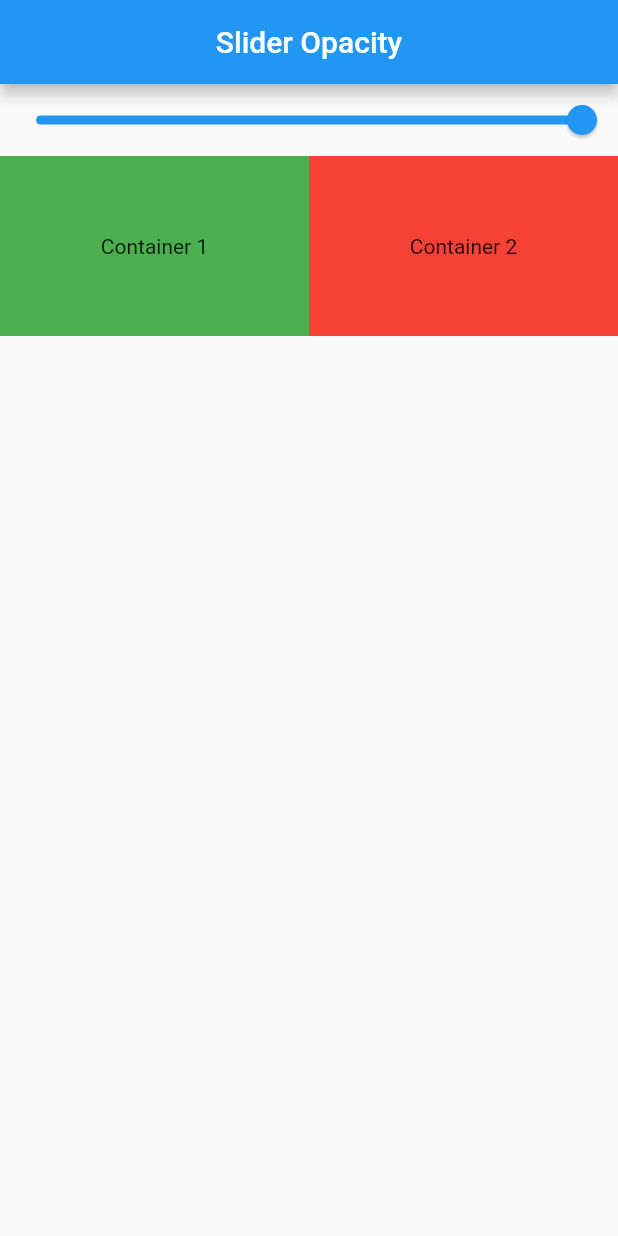
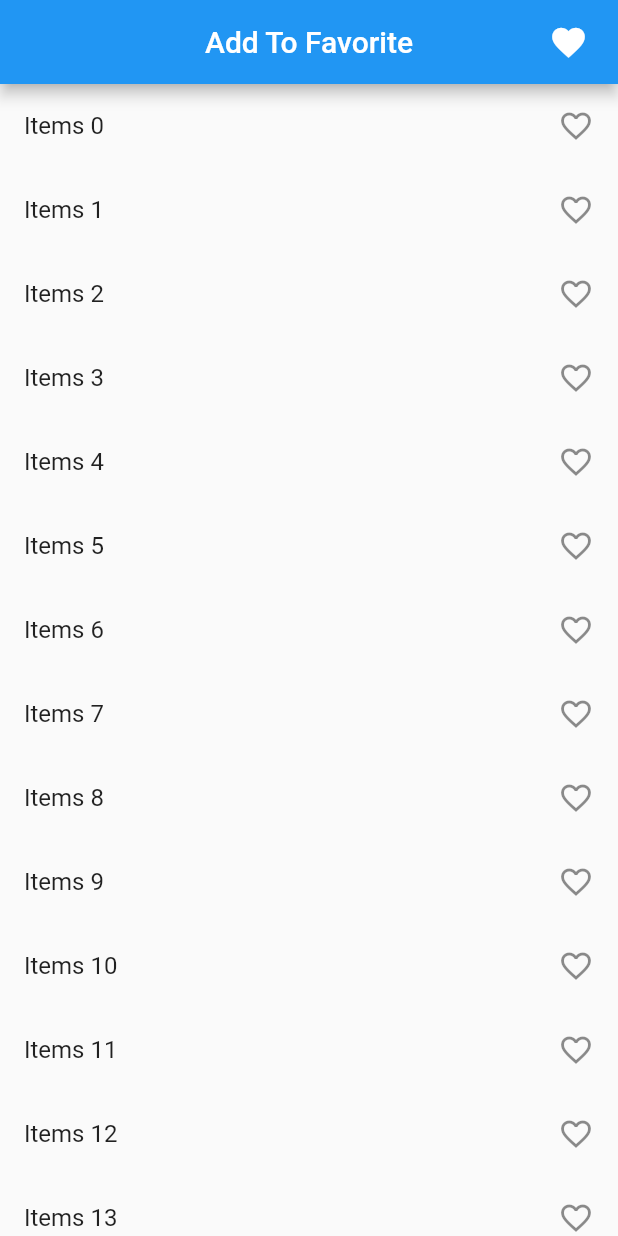
Before and after one commit to ItsMinhaj/Provider-The-Master-Series, a Flutter app: the screen it shows after launch, on a phone screen of 412 x 824 dp. Run offline on Flutter 3.47's test engine with Material 2 defaults, Android fonts, the phone set to English and light mode, and no system bars.

Commit message:
Add To Favorite

```diff
--- a/lib/main.dart
+++ b/lib/main.dart
@@ -1,6 +1,8 @@
 import 'package:flutter/material.dart';
 import 'package:provider/provider.dart';
+import 'package:provier_master_series/provider/add_to_fav_provider.dart';
 import 'package:provier_master_series/provider/slider_opacity_provider.dart';
+import 'package:provier_master_series/screen/add_to_favorite/add_to_favorite.dart';
 import 'package:provier_master_series/screen/slider_opacity.dart';
 
 void main() {
@@ -13,14 +15,18 @@ class MyApp extends StatelessWidget {
   // This widget is the root of your application.
   @override
   Widget build(BuildContext context) {
-    return ChangeNotifierProvider(
-      create: ((context) => SliderOpacityProvider()),
+    return MultiProvider(
+      providers: [
+        ChangeNotifierProvider(create: (context) => SliderOpacityProvider()),
+        ChangeNotifierProvider(create: (context) => AddToFavProvider()),
+      ],
       child: MaterialApp(
+        debugShowCheckedModeBanner: false,
         title: 'Slider Opacity',
         theme: ThemeData(
           primarySwatch: Colors.blue,
         ),
-        home: const SliderOpactiy(),
+        home: const AddToFavoriteScreen(),
       ),
     );
   }
--- /dev/null
+++ b/lib/provider/add_to_fav_provider.dart
@@ -0,0 +1,17 @@
+import 'package:flutter/cupertino.dart';
+
+class AddToFavProvider with ChangeNotifier {
+  List<int> _isSelected = [];
+
+  List<int> get isSelected => _isSelected;
+
+  addFavItem(int position) {
+    _isSelected.add(position);
+    notifyListeners();
+  }
+
+  removeFavItem(int position) {
+    _isSelected.remove(position);
+    notifyListeners();
+  }
+}
--- /dev/null
+++ b/lib/screen/add_to_favorite/add_to_favorite.dart
@@ -0,0 +1,54 @@
+import 'package:flutter/material.dart';
+import 'package:provider/provider.dart';
+import 'package:provier_master_series/provider/add_to_fav_provider.dart';
+import 'package:provier_master_series/screen/add_to_favorite/show_fav_items.dart';
+
+class AddToFavoriteScreen extends StatelessWidget {
+  const AddToFavoriteScreen({Key? key}) : super(key: key);
+
+  @override
+  Widget build(BuildContext context) {
+    debugPrint("Build method");
+    return Scaffold(
+      appBar: AppBar(
+        title: const Text("Add To Favorite"),
+        centerTitle: true,
+        actions: [
+          InkWell(
+              onTap: () {
+                Navigator.push(
+                    context,
+                    MaterialPageRoute(
+                        builder: (context) => const ShowFavItems()));
+              },
+              child: const Icon(
+                Icons.favorite,
+                size: 26,
+              )),
+          const SizedBox(width: 20),
+        ],
+      ),
+      body: ListView.builder(
+          itemCount: 100,
+          itemBuilder: (context, index) {
+            return Consumer<AddToFavProvider>(
+              builder: (context, value, child) => ListTile(
+                title: Text("Items $index"),
+                trailing: InkWell(
+                  onTap: () {
+                    if (value.isSelected.contains(index)) {
+                      value.removeFavItem(index);
+                    } else {
+                      value.addFavItem(index);
+                    }
+                  },
+                  child: Icon(value.isSelected.contains(index)
+                      ? Icons.favorite
+                      : Icons.favorite_border_outlined),
+                ),
+              ),
+            );
+          }),
+    );
+  }
+}
--- a/lib/screen/slider_opacity.dart
+++ b/lib/screen/slider_opacity.dart
@@ -12,7 +12,9 @@ class SliderOpactiy extends StatefulWidget {
 class _SliderOpactiyState extends State<SliderOpactiy> {
   @override
   Widget build(BuildContext context) {
-    final provider = Provider.of<SliderOpacityProvider>(context, listen: false);
+    // final provider = Provider.of<SliderOpacityProvider>(context, listen: false);
+
+    debugPrint("This build is called");
 
     return Scaffold(
       appBar: AppBar(
@@ -21,36 +23,39 @@ class _SliderOpactiyState extends State<SliderOpactiy> {
       ),
       body: Column(
         children: [
-          Consumer<SliderOpacityProvider>(
-            builder: (context, value, child) => Slider(
+          // Consumer<SliderOpacityProvider>(
+          //   builder: (context, value, child) =>
+          // ),
+          Slider(
               min: 0,
               max: 1,
-                value: value.sliderValue,
+              value: context.watch<SliderOpacityProvider>().sliderValue,
               onChanged: (val) {
-                  provider.setValue(val);
+                context.read<SliderOpacityProvider>().setValue(val);
               }),
-          ),
           Row(
             children: [
               Expanded(
-                child: Consumer<SliderOpacityProvider>(
-                  builder: (context, value, child) => Container(
+                // child:
+                child: Container(
                   height: 120,
-                    color: Colors.green.withOpacity(value.sliderValue),
+                  color: Colors.green.withOpacity(
+                      context.watch<SliderOpacityProvider>().sliderValue),
                   child: const Center(
                     child: Text("Container 1"),
                   ),
                 ),
               ),
-              ),
               Expanded(
-                child: Consumer<SliderOpacityProvider>(
-                  builder: (context, value, child) => Container(
+                // child: Consumer<SliderOpacityProvider>(
+                //   builder: (context, value, child) =>
+                // ),
+                child: Container(
                   height: 120,
-                    color: Colors.red.withOpacity(value.sliderValue),
+                  color: Colors.red.withOpacity(
+                      context.watch<SliderOpacityProvider>().sliderValue),
                   child: const Center(
                     child: Text("Container 2"),
-                    ),
                   ),
                 ),
               ),
```
Also changed, not shown: lib/screen/add_to_favorite/show_fav_items.dart (added, +28 -0 lines). Lines whose indentation alone changed are shown as unchanged.
